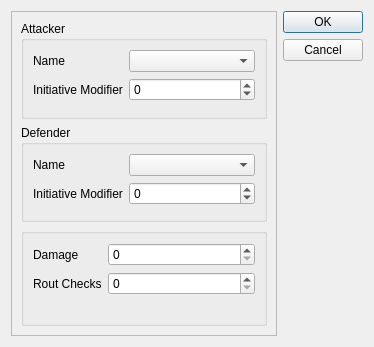
This is lib/attack_gui.ui in ErikSeguinte/ex-3e-tracker-Python as Qt 5 draws it before an edit. The edited form follows.
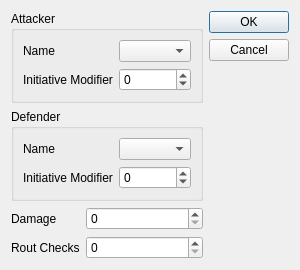
This is the edited form.

The edit to the form file:
```diff
--- a/lib/attack_gui.ui
+++ b/lib/attack_gui.ui
@@ -6,8 +6,8 @@
    <rect>
     <x>0</x>
     <y>0</y>
-    <width>374</width>
-    <height>347</height>
+    <width>279</width>
+    <height>238</height>
    </rect>
   </property>
   <property name="windowTitle">
@@ -15,14 +15,7 @@
   </property>
   <layout class="QHBoxLayout" name="horizontalLayout">
    <item>
-    <widget class="QFrame" name="frame">
-     <property name="frameShape">
-      <enum>QFrame::StyledPanel</enum>
-     </property>
-     <property name="frameShadow">
-      <enum>QFrame::Raised</enum>
-     </property>
-     <layout class="QVBoxLayout" name="verticalLayout">
+    <layout class="QVBoxLayout" name="verticalLayout_2">
       <item>
        <widget class="QGroupBox" name="groupBox">
         <property name="title">
@@ -90,8 +83,7 @@
        </widget>
       </item>
       <item>
-       <widget class="QGroupBox" name="groupBox_2">
-        <layout class="QFormLayout" name="formLayout_4">
+      <layout class="QFormLayout" name="formLayout">
          <item row="0" column="0">
           <widget class="QLabel" name="label_5">
            <property name="text">
@@ -113,10 +105,8 @@
           <widget class="QSpinBox" name="spinBox"/>
          </item>
         </layout>
-       </widget>
-      </item>
-     </layout>
-    </widget>
+     </item>
+    </layout>
    </item>
    <item>
     <widget class="QDialogButtonBox" name="buttonBox">
```
Left out of the diff: 14 changed lines with no effect on the pictures. Lines whose indentation alone changed are shown as unchanged.
